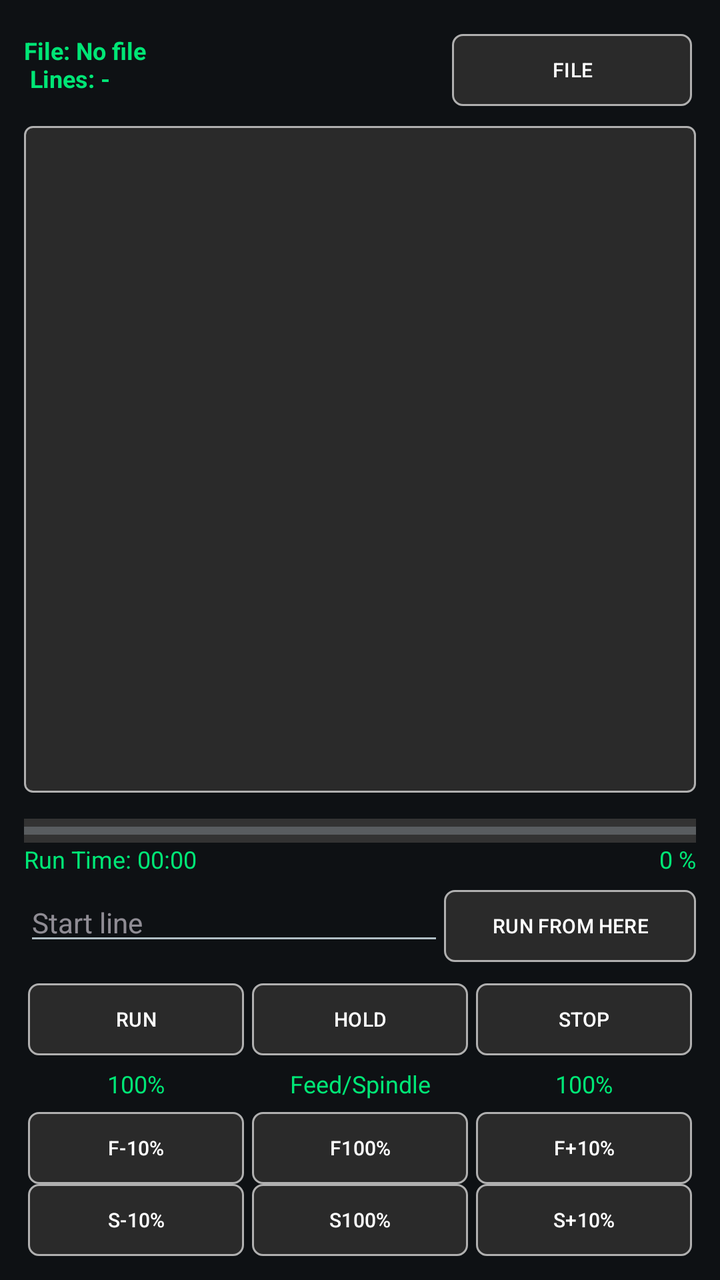
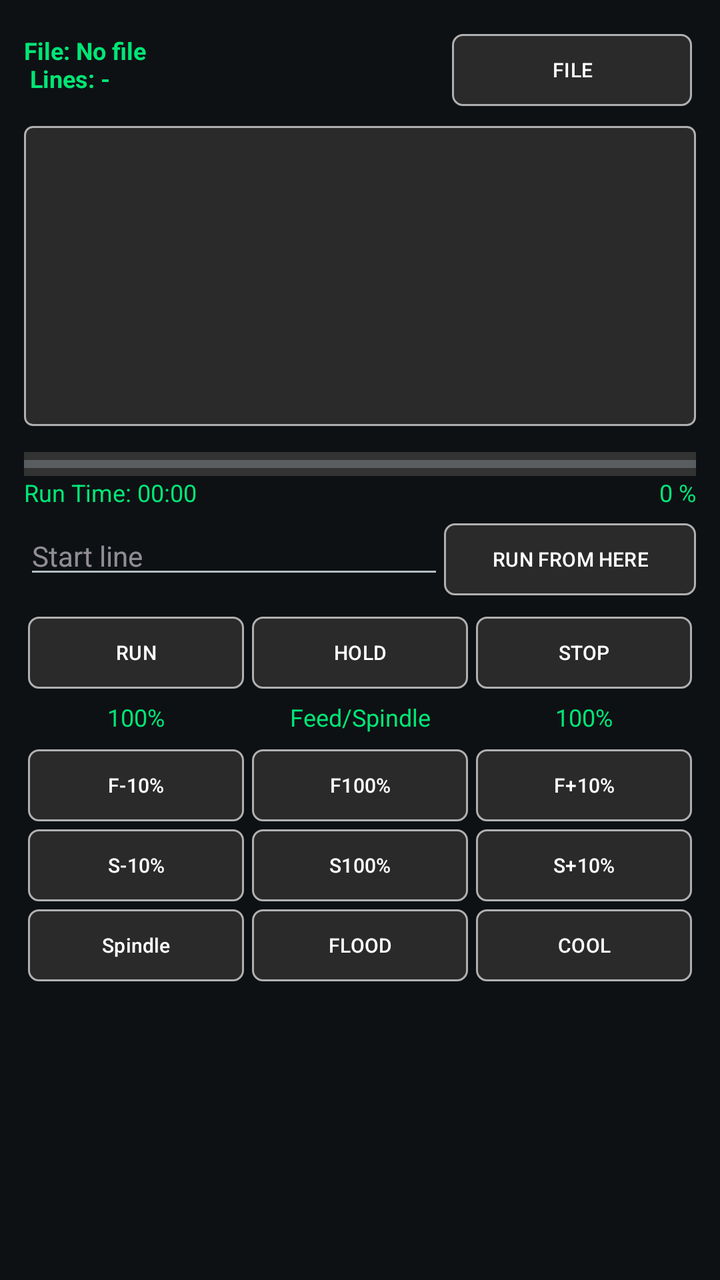

Compare the two renders of this Android layout. The source of the first and the diff that turns it into the second are given below.
<!-- AndroidManifest.xml: application theme Theme.DwiCreativeCNC -->
<!-- res/layout/frag_file.xml -->
<?xml version="1.0" encoding="utf-8"?>
<LinearLayout
    xmlns:android="http://schemas.android.com/apk/res/android"
    xmlns:app="http://schemas.android.com/apk/res-auto"
    xmlns:tools="http://schemas.android.com/tools"
    android:orientation="vertical"
    android:padding="12dp"
    android:layout_width="match_parent"
    android:layout_height="match_parent">

    <LinearLayout
        android:layout_width="match_parent"
        android:layout_height="wrap_content"
        android:layout_marginVertical="5dp">

        <TextView
            android:id="@+id/txtFileInfo"
            android:text="File: No file\n Lines: -"
            android:textColor="#00E676"
            android:textStyle="bold"
            android:textSize="12sp"
            android:layout_weight="1"
            android:layout_width="wrap_content"
            android:layout_height="wrap_content"
            tools:ignore="HardcodedText,InefficientWeight" />

        <Button
            android:id="@+id/btnOpen"
            android:layout_width="120dp"
            android:layout_height="36dp"
            android:layout_marginHorizontal="2dp"
            android:background="@drawable/bg_btn_square_selector"
            android:text="FILE"
            android:layout_gravity="end"
            android:textColor="@color/text_primary"
            android:textSize="10sp"
            app:backgroundTint="@null"
            tools:ignore="HardcodedText,TouchTargetSizeCheck" />
    </LinearLayout>

    <androidx.recyclerview.widget.RecyclerView
        android:id="@+id/rvGcode"
        android:layout_width="match_parent"
        android:layout_height="0dp"
        android:layout_marginVertical="5dp"
        android:layout_weight="1"
        android:padding="8dp"
        android:background="@drawable/scrollbar_thumb" />

    <ProgressBar
        android:id="@+id/progressRun"
        style="?android:attr/progressBarStyleHorizontal"
        android:layout_width="match_parent"
        android:layout_height="12dp"
        android:max="100"
        android:progress="0"
        android:progressTint="#00E676"
        android:background="#333333"
        android:layout_marginTop="8dp"/>

    <LinearLayout
        android:layout_width="match_parent"
        android:layout_height="wrap_content">

        <TextView
            android:id="@+id/txtEta"
            android:text="Run Time: 00:00"
            android:textColor="#00E676"
            android:textSize="12sp"
            android:layout_width="wrap_content"
            android:layout_height="wrap_content"
            tools:ignore="HardcodedText" />

        <TextView
            android:id="@+id/txtProgress"
            android:text="0 %"
            android:textColor="#00E676"
            android:textSize="12sp"
            android:gravity="end"
            android:layout_width="match_parent"
            android:layout_height="wrap_content"
            tools:ignore="HardcodedText" />
    </LinearLayout>

    <LinearLayout
        android:orientation="horizontal"
        android:layout_width="match_parent"
        android:layout_height="40dp"
        android:layout_marginVertical="4dp">

        <EditText
            android:id="@+id/edtStartLine"
            android:layout_width="0dp"
            android:layout_height="wrap_content"
            android:layout_weight="1"
            android:hint="Start line"
            android:inputType="number"
            android:textColor="#00E676"
            android:textSize="14sp"
            tools:ignore="HardcodedText,TouchTargetSizeCheck" />

        <Button
            android:id="@+id/btnRunFromHere"
            android:layout_width="wrap_content"
            android:layout_height="36dp"
            android:background="@drawable/bg_btn_square_selector"
            android:text="RUN FROM HERE"
            android:textColor="@color/text_primary"
            android:textSize="10sp"
            app:backgroundTint="@null"
            tools:ignore="HardcodedText,TouchTargetSizeCheck" />
    </LinearLayout>

    <LinearLayout
        android:orientation="horizontal"
        android:layout_width="match_parent"
        android:layout_height="wrap_content"
        android:layout_marginTop="6dp">

        <Button
            android:id="@+id/btnRun"
            android:layout_width="0dp"
            android:layout_height="36dp"
            android:layout_marginHorizontal="2dp"
            android:layout_weight="1"
            android:background="@drawable/bg_btn_square_selector"
            android:text="RUN"
            android:textColor="@color/text_primary"
            android:textSize="10sp"
            app:backgroundTint="@null"
            tools:ignore="HardcodedText,TouchTargetSizeCheck" />

        <Button
            android:id="@+id/btnPause"
            android:layout_width="0dp"
            android:layout_height="36dp"
            android:layout_marginHorizontal="2dp"
            android:layout_weight="1"
            android:background="@drawable/bg_btn_square_selector"
            android:text="HOLD"
            android:textColor="@color/text_primary"
            android:textSize="10sp"
            app:backgroundTint="@null"
            tools:ignore="HardcodedText,TouchTargetSizeCheck" />

        <Button
            android:id="@+id/btnStop"
            android:layout_width="0dp"
            android:layout_height="36dp"
            android:layout_marginHorizontal="2dp"
            android:layout_weight="1"
            android:background="@drawable/bg_btn_square_selector"
            android:text="STOP"
            android:textColor="@color/text_primary"
            android:textSize="10sp"
            app:backgroundTint="@null"
            tools:ignore="HardcodedText,TouchTargetSizeCheck" />
    </LinearLayout>

    

    <LinearLayout
        android:orientation="horizontal"
        android:layout_width="match_parent"
        android:layout_height="wrap_content">

        <TextView
            android:id="@+id/txtFeedOv"
            android:text="100%"
            android:textColor="#00E676"
            android:textSize="12sp"
            android:gravity="center"
            android:padding="6dp"
            android:layout_weight="1"
            android:layout_width="0dp"
            android:layout_height="wrap_content"
            tools:ignore="HardcodedText" />

        <TextView
            android:text="Feed/Spindle"
            android:textColor="#00E676"
            android:textSize="12sp"
            android:gravity="center"
            android:padding="6dp"
            android:layout_weight="1"
            android:layout_width="0dp"
            android:layout_height="wrap_content"
            tools:ignore="HardcodedText" />

        <TextView
            android:id="@+id/txtSpinOv"
            android:text="100%"
            android:textColor="#00E676"
            android:textSize="12sp"
            android:gravity="center"
            android:padding="6dp"
            android:layout_weight="1"
            android:layout_width="0dp"
            android:layout_height="wrap_content"
            tools:ignore="HardcodedText" />
    </LinearLayout>

    <LinearLayout
        android:orientation="horizontal"
        android:layout_width="match_parent"
        android:layout_height="wrap_content">

        <Button
            android:id="@+id/btnFeedMinus"
            android:layout_width="0dp"
            android:layout_height="36dp"
            android:layout_marginHorizontal="2dp"
            android:layout_weight="1"
            android:background="@drawable/bg_btn_square_selector"
            android:text="F-10%"
            android:textAlignment="center"
            android:textColor="@color/text_primary"
            android:textSize="10sp"
            app:backgroundTint="@null"
            tools:ignore="HardcodedText,TouchTargetSizeCheck" />

        <Button
            android:id="@+id/btnFeedReset"
            android:layout_width="0dp"
            android:layout_height="36dp"
            android:layout_marginHorizontal="2dp"
            android:layout_weight="1"
            android:background="@drawable/bg_btn_square_selector"
            android:text="F100%"
            android:textColor="@color/text_primary"
            android:textSize="10sp"
            app:backgroundTint="@null"
            tools:ignore="HardcodedText,TouchTargetSizeCheck" />

        <Button
            android:id="@+id/btnFeedPlus"
            android:layout_width="0dp"
            android:layout_height="36dp"
            android:layout_marginHorizontal="2dp"
            android:layout_weight="1"
            android:background="@drawable/bg_btn_square_selector"
            android:text="F+10%"
            android:textColor="@color/text_primary"
            android:textSize="10sp"
            app:backgroundTint="@null"
            tools:ignore="HardcodedText,TouchTargetSizeCheck" />
    </LinearLayout>

    

    <LinearLayout
        android:orientation="horizontal"
        android:layout_width="match_parent"
        android:layout_height="wrap_content">

        <Button
            android:id="@+id/btnSpinMinus"
            android:layout_width="0dp"
            android:layout_height="36dp"
            android:layout_marginHorizontal="2dp"
            android:layout_weight="1"
            android:background="@drawable/bg_btn_square_selector"
            android:text="S-10%"
            android:textColor="@color/text_primary"
            android:textSize="10sp"
            app:backgroundTint="@null"
            tools:ignore="HardcodedText,TouchTargetSizeCheck" />

        <Button
            android:id="@+id/btnSpinReset"
            android:layout_width="0dp"
            android:layout_height="36dp"
            android:layout_marginHorizontal="2dp"
            android:layout_weight="1"
            android:background="@drawable/bg_btn_square_selector"
            android:text="S100%"
            android:textColor="@color/text_primary"
            android:textSize="10sp"
            app:backgroundTint="@null"
            tools:ignore="HardcodedText,TouchTargetSizeCheck" />

        <Button
            android:id="@+id/btnSpinPlus"
            android:layout_width="0dp"
            android:layout_height="36dp"
            android:layout_marginHorizontal="2dp"
            android:layout_weight="1"
            android:background="@drawable/bg_btn_square_selector"
            android:text="S+10%"
            android:textColor="@color/text_primary"
            android:textSize="10sp"
            app:backgroundTint="@null"
            tools:ignore="HardcodedText,TouchTargetSizeCheck" />
    </LinearLayout>
</LinearLayout>
<!-- resources referenced by this layout -->
<resources>
  <color name="text_primary">#FFFFFF</color>
  <!-- drawable bg_btn_square_selector (drawable) -->
  <?xml version="1.0" encoding="utf-8"?>
  <selector
      xmlns:android="http://schemas.android.com/apk/res/android">
      <item android:state_pressed="true">
          <shape>
              <solid android:color="@color/bg_dark"/>
          </shape>
      </item>
  
      <item>
          <shape>
              <corners android:radius="5dp"/>
              <solid android:color="@color/button_gray" />
              <stroke android:width="1dp"
                  android:color="@color/text_secondary"/>
          </shape>
      </item>
  </selector>
  <!-- drawable scrollbar_thumb (drawable) -->
  <?xml version="1.0" encoding="utf-8"?>
  <shape
      xmlns:android="http://schemas.android.com/apk/res/android"
      android:shape="rectangle">
  
      <solid android:color="@color/button_gray"/>
      <stroke android:width="1dp"
          android:color="@color/text_secondary"/>
      <corners android:radius="4dp"/>
  </shape>
  <style name="Theme.DwiCreativeCNC" parent="Theme.Material3.Dark.NoActionBar">
  
          
          <item name="android:windowBackground">@color/cnc_background</item>
          <item name="colorSurface">@color/cnc_surface</item>
          <item name="colorSurfaceVariant">@color/cnc_surface_alt</item>
  
          
          <item name="colorPrimary">@color/cnc_primary</item>
          <item name="colorOnPrimary">@color/cnc_on_primary</item>
  
          
          <item name="colorSecondary">@color/cnc_secondary</item>
          <item name="colorOnSecondary">@color/cnc_on_secondary</item>
  
          
          <item name="android:textColorPrimary">@color/cnc_text_primary</item>
          <item name="android:textColorSecondary">@color/cnc_text_secondary</item>
  
          
          <item name="colorOutline">@color/cnc_outline</item>
  
          
          <item name="android:statusBarColor">@color/cnc_background</item>
          <item name="android:windowLightStatusBar">false</item>
  
      </style>
  <color name="bg_dark">#121212</color>
  <color name="button_gray">#2A2A2A</color>
  <color name="text_secondary">#B0B0B0</color>
  <color name="cnc_background">#0E1114</color>
  <color name="cnc_surface">#161A1F</color>
  <color name="cnc_surface_alt">#1E2329</color>
  <color name="cnc_primary">#00E5FF</color>
  <color name="cnc_on_primary">#000000</color>
  <color name="cnc_secondary">#7A8A99</color>
  <color name="cnc_on_secondary">#FFFFFF</color>
  <color name="cnc_text_primary">#FFFFFF</color>
  <color name="cnc_text_secondary">#B0BEC5</color>
  <color name="cnc_outline">#2A2F36</color>
</resources>

<!-- the commit's change to res/layout/frag_file.xml (unified diff, before → after) -->
@@ -1,12 +1,15 @@
 <?xml version="1.0" encoding="utf-8"?>
-<LinearLayout
+<ScrollView
     xmlns:android="http://schemas.android.com/apk/res/android"
     xmlns:app="http://schemas.android.com/apk/res-auto"
     xmlns:tools="http://schemas.android.com/tools"
+    android:layout_width="match_parent"
+    android:layout_height="match_parent">
+<LinearLayout
     android:orientation="vertical"
     android:padding="12dp"
     android:layout_width="match_parent"
-    android:layout_height="match_parent">
+    android:layout_height="wrap_content">
 
     <LinearLayout
         android:layout_width="match_parent"
@@ -41,12 +44,10 @@
     <androidx.recyclerview.widget.RecyclerView
         android:id="@+id/rvGcode"
         android:layout_width="match_parent"
-        android:layout_height="0dp"
+        android:layout_height="150dp"
         android:layout_marginVertical="5dp"
-        android:layout_weight="1"
         android:padding="8dp"
         android:background="@drawable/scrollbar_thumb" />
-
     <ProgressBar
         android:id="@+id/progressRun"
         style="?android:attr/progressBarStyleHorizontal"
@@ -209,7 +210,7 @@
             android:id="@+id/btnFeedMinus"
             android:layout_width="0dp"
             android:layout_height="36dp"
-            android:layout_marginHorizontal="2dp"
+            android:layout_margin="2dp"
             android:layout_weight="1"
             android:background="@drawable/bg_btn_square_selector"
             android:text="F-10%"
@@ -223,7 +224,7 @@
             android:id="@+id/btnFeedReset"
             android:layout_width="0dp"
             android:layout_height="36dp"
-            android:layout_marginHorizontal="2dp"
+            android:layout_margin="2dp"
             android:layout_weight="1"
             android:background="@drawable/bg_btn_square_selector"
             android:text="F100%"
@@ -236,7 +237,7 @@
             android:id="@+id/btnFeedPlus"
             android:layout_width="0dp"
             android:layout_height="36dp"
-            android:layout_marginHorizontal="2dp"
+            android:layout_margin="2dp"
             android:layout_weight="1"
             android:background="@drawable/bg_btn_square_selector"
             android:text="F+10%"
@@ -257,7 +258,7 @@
             android:id="@+id/btnSpinMinus"
             android:layout_width="0dp"
             android:layout_height="36dp"
-            android:layout_marginHorizontal="2dp"
+            android:layout_margin="2dp"
             android:layout_weight="1"
             android:background="@drawable/bg_btn_square_selector"
             android:text="S-10%"
@@ -270,7 +271,7 @@
             android:id="@+id/btnSpinReset"
             android:layout_width="0dp"
             android:layout_height="36dp"
-            android:layout_marginHorizontal="2dp"
+            android:layout_margin="2dp"
             android:layout_weight="1"
             android:background="@drawable/bg_btn_square_selector"
             android:text="S100%"
@@ -283,7 +284,7 @@
             android:id="@+id/btnSpinPlus"
             android:layout_width="0dp"
             android:layout_height="36dp"
-            android:layout_marginHorizontal="2dp"
+            android:layout_margin="2dp"
             android:layout_weight="1"
             android:background="@drawable/bg_btn_square_selector"
             android:text="S+10%"
@@ -292,4 +293,47 @@
             app:backgroundTint="@null"
             tools:ignore="HardcodedText,TouchTargetSizeCheck" />
     </LinearLayout>
+
+    <LinearLayout
+        android:orientation="horizontal"
+        android:layout_width="match_parent"
+        android:layout_height="wrap_content">
+
+        <Button
+            android:layout_width="0dp"
+            android:layout_height="36dp"
+            android:layout_margin="2dp"
+            android:layout_weight="1"
+            android:background="@drawable/bg_btn_square_selector"
+            android:text="Spindle"
+            android:textColor="@color/text_primary"
+            android:textSize="10sp"
+            app:backgroundTint="@null"
+            tools:ignore="HardcodedText,TouchTargetSizeCheck" />
+
+        <Button
+            android:layout_width="0dp"
+            android:layout_height="36dp"
+            android:layout_margin="2dp"
+            android:layout_weight="1"
+            android:background="@drawable/bg_btn_square_selector"
+            android:text="FLOOD"
+            android:textColor="@color/text_primary"
+            android:textSize="10sp"
+            app:backgroundTint="@null"
+            tools:ignore="HardcodedText,TouchTargetSizeCheck" />
+
+        <Button
+            android:layout_width="0dp"
+            android:layout_height="36dp"
+            android:layout_margin="2dp"
+            android:layout_weight="1"
+            android:background="@drawable/bg_btn_square_selector"
+            android:text="COOL"
+            android:textColor="@color/text_primary"
+            android:textSize="10sp"
+            app:backgroundTint="@null"
+            tools:ignore="HardcodedText,TouchTargetSizeCheck" />
+    </LinearLayout>
 </LinearLayout>
+</ScrollView>
